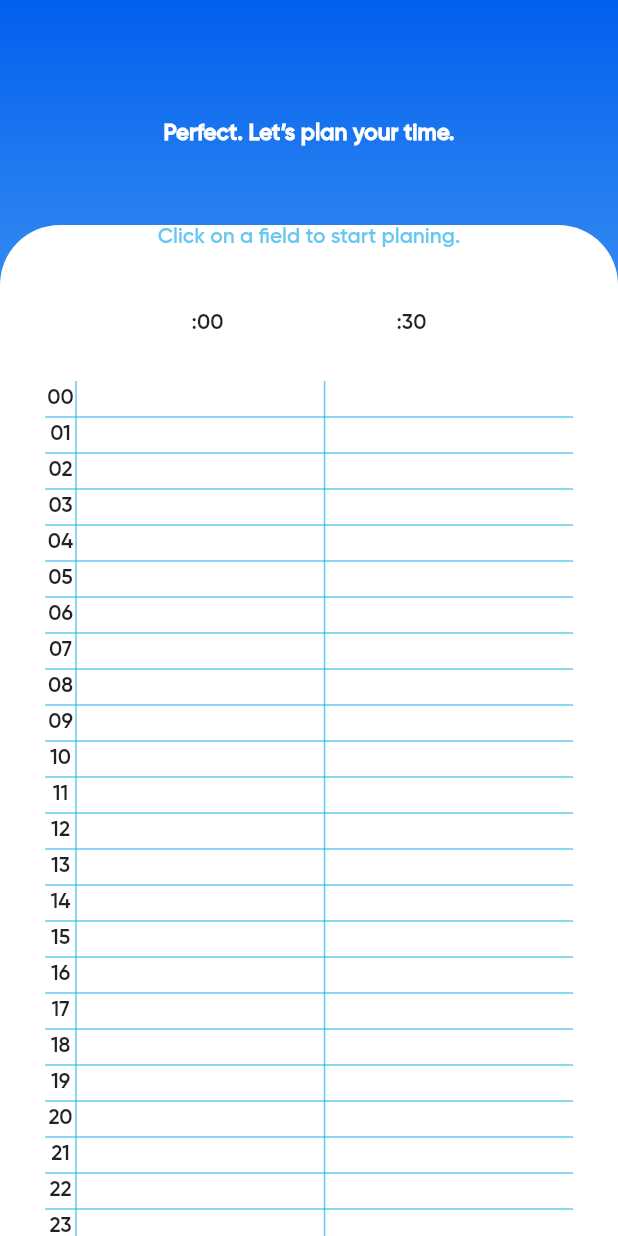
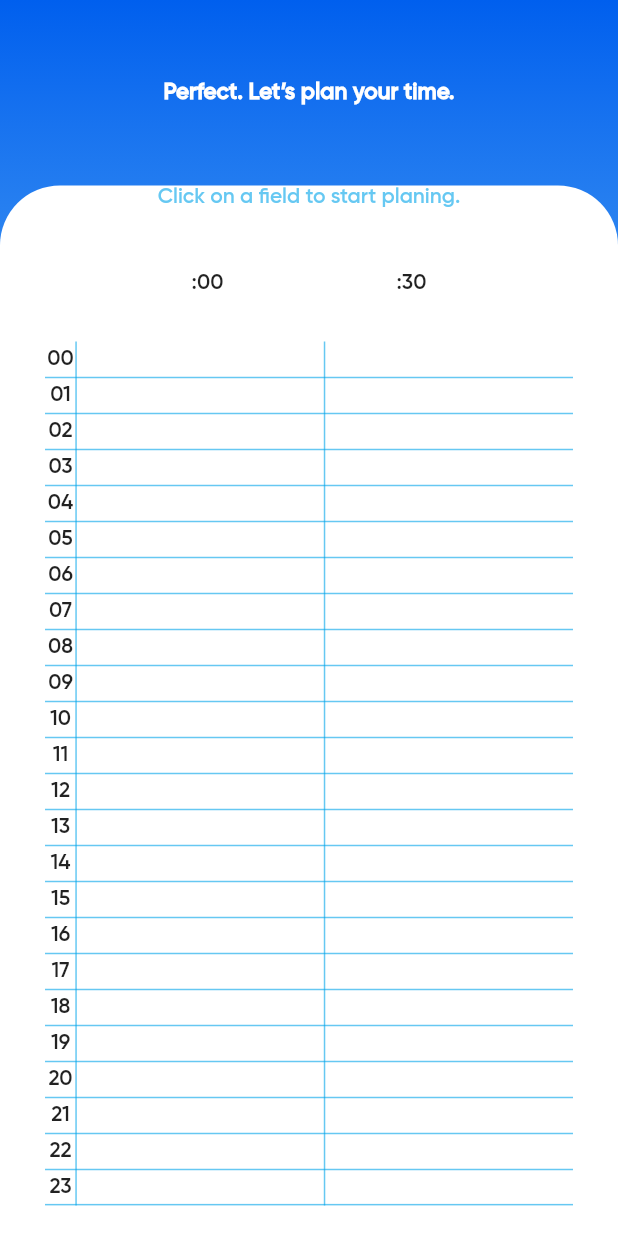
Before and after one commit to hexcodelabs/timebuddy, a Flutter app: the PlaningPage screen opened directly, on a phone screen of 412 x 824 dp. Run offline on Flutter 3.47's test engine with Material 2 defaults, Android fonts, the phone set to English and light mode, and no system bars; our stand-ins replace flutter_svg, page_transition.

Commit message:
add responsive size to planning page

```diff
--- a/lib/screens/PlaningPage.dart
+++ b/lib/screens/PlaningPage.dart
@@ -13,6 +13,7 @@ class _PlaningPageState extends State<PlaningPage> {
   Widget build(BuildContext context) {
     double height = MediaQuery.of(context).size.height;
     double width = MediaQuery.of(context).size.width;
+    double topHeight = height * 0.15;
 
     return Scaffold(
       backgroundColor: Color(0xff00a4ea),
@@ -25,16 +26,18 @@ class _PlaningPageState extends State<PlaningPage> {
             crossAxisAlignment: CrossAxisAlignment.center,
             children: [
               Container(
-                height: 150,
+                height: topHeight,
                 child: Padding(
                   padding: const EdgeInsets.only(
-                    top: 80,
-                    bottom: 40,
+                    top: 0,
+                    bottom: 0,
                   ),
-                  child: Text(
-                    "Perfect. Let’s plan your time.",
-                    style: AppTheme.mainTitle,
-                    textAlign: TextAlign.center,
+                  child: Center(
+                    child: Text(
+                      "Perfect. Let’s plan your time.",
+                      style: AppTheme.mainTitle,
+                      textAlign: TextAlign.center,
+                    ),
                   ),
                 ),
               ),
@@ -42,7 +45,7 @@ class _PlaningPageState extends State<PlaningPage> {
                 alignment: Alignment.topCenter,
                 children: [
                   Container(
-                    height: height - 150,
+                    height: height - topHeight,
                     width: width,
                     child: ListView(
                       children: [
```
